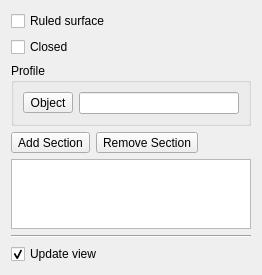
Qt form src/Mod/PartDesign/Gui/TaskLoftParameters.ui (southseact-3d/fcd) before a commit.
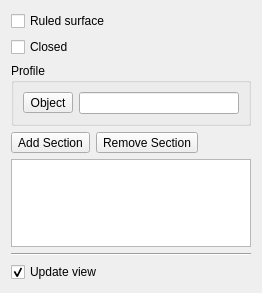
The same form after that commit.

Patch:
```diff
--- a/src/Mod/PartDesign/Gui/TaskLoftParameters.ui
+++ b/src/Mod/PartDesign/Gui/TaskLoftParameters.ui
@@ -7,7 +7,7 @@
     <x>0</x>
     <y>0</y>
     <width>262</width>
-    <height>270</height>
+    <height>293</height>
    </rect>
   </property>
   <property name="windowTitle">
```
Left out of the diff: 10 changed lines with no effect on the pictures.
